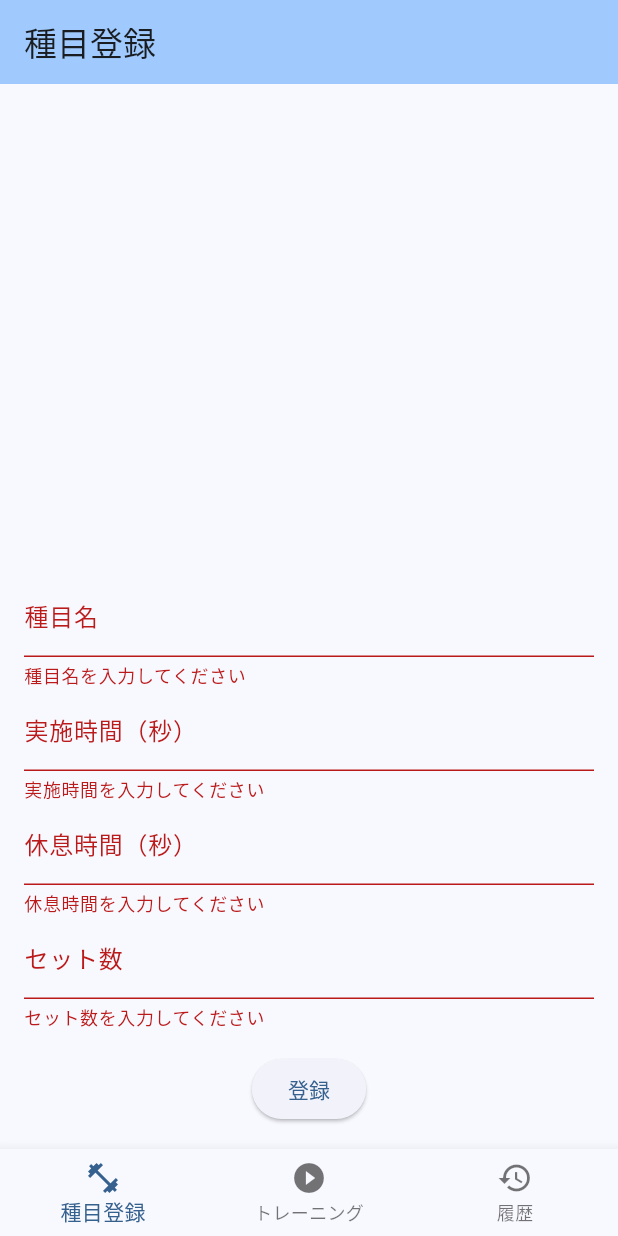
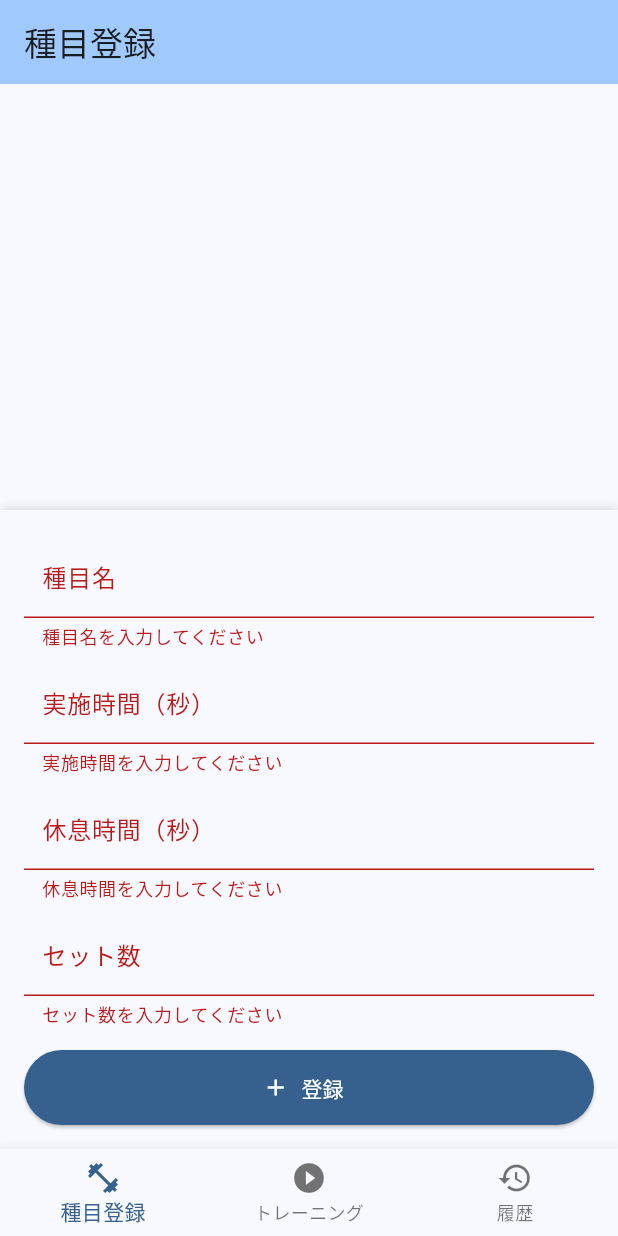
Before and after one commit to kagami0201/interval_app, a Flutter app: the screen it shows after launch, after a tap on "登録", on a phone screen of 412 x 824 dp. Run offline on Flutter 3.47's test engine with Material 3 defaults, Android fonts, the phone set to English and light mode, and no system bars; our stand-ins replace audioplayers, awesome_notifications, shared_preferences, sqflite, vibration; accounts and stored records are empty.

Commit message:
UI微修正＋バリデーションチェック追加

```diff
--- a/interval_app/lib/screens/exercise_registration_screen.dart
+++ b/interval_app/lib/screens/exercise_registration_screen.dart
@@ -163,26 +163,54 @@ class _ExerciseRegistrationScreenState extends State<ExerciseRegistrationScreen>
               },
             ),
           ),
-          Padding(
+          Container(
             padding: const EdgeInsets.all(16.0),
+            decoration: BoxDecoration(
+              color: Theme.of(context).colorScheme.surface,
+              boxShadow: [
+                BoxShadow(
+                  color: Colors.black.withOpacity(0.1),
+                  blurRadius: 4,
+                  offset: const Offset(0, -2),
+                ),
+              ],
+            ),
             child: Form(
               key: _formKey,
+              child: SingleChildScrollView(
                 child: Column(
+                  mainAxisSize: MainAxisSize.min,
                   children: [
                     TextFormField(
                       controller: _nameController,
-                    decoration: const InputDecoration(labelText: '種目名'),
+                      decoration: const InputDecoration(
+                        labelText: '種目名',
+                        contentPadding: EdgeInsets.symmetric(horizontal: 12, vertical: 8),
+                        counterText: '',
+                      ),
+                      maxLength: 50,
                       validator: (value) {
                         if (value == null || value.isEmpty) {
                           return '種目名を入力してください';
                         }
+                        if (value.length > 50) {
+                          return '種目名は50文字以内で入力してください';
+                        }
                         return null;
                       },
                     ),
+                    const SizedBox(height: 8),
                     TextFormField(
                       controller: _workTimeController,
-                    decoration: const InputDecoration(labelText: '実施時間（秒）'),
+                      decoration: const InputDecoration(
+                        labelText: '実施時間（秒）',
+                        contentPadding: EdgeInsets.symmetric(horizontal: 12, vertical: 8),
+                      ),
                       keyboardType: TextInputType.number,
+                      inputFormatters: [
+                        FilteringTextInputFormatter.digitsOnly,
+                        LengthLimitingTextInputFormatter(3),
+                      ],
                       validator: (value) {
                         if (value == null || value.isEmpty) {
                           return '実施時間を入力してください';
@@ -190,13 +218,28 @@ class _ExerciseRegistrationScreenState extends State<ExerciseRegistrationScreen>
                         if (int.tryParse(value) == null) {
                           return '数値を入力してください';
                         }
+                        final time = int.parse(value);
+                        if (time <= 0) {
+                          return '1秒以上を入力してください';
+                        }
+                        if (time > 999) {
+                          return '999秒以内で入力してください';
+                        }
                         return null;
                       },
                     ),
+                    const SizedBox(height: 8),
                     TextFormField(
                       controller: _restTimeController,
-                    decoration: const InputDecoration(labelText: '休息時間（秒）'),
+                      decoration: const InputDecoration(
+                        labelText: '休息時間（秒）',
+                        contentPadding: EdgeInsets.symmetric(horizontal: 12, vertical: 8),
+                      ),
                       keyboardType: TextInputType.number,
+                      inputFormatters: [
+                        FilteringTextInputFormatter.digitsOnly,
+                        LengthLimitingTextInputFormatter(3),
+                      ],
                       validator: (value) {
                         if (value == null || value.isEmpty) {
                           return '休息時間を入力してください';
@@ -204,13 +247,28 @@ class _ExerciseRegistrationScreenState extends State<ExerciseRegistrationScreen>
                         if (int.tryParse(value) == null) {
                           return '数値を入力してください';
                         }
+                        final time = int.parse(value);
+                        if (time <= 0) {
+                          return '1秒以上を入力してください';
+                        }
+                        if (time > 999) {
+                          return '999秒以内で入力してください';
+                        }
                         return null;
                       },
                     ),
+                    const SizedBox(height: 8),
                     TextFormField(
                       controller: _setsController,
-                    decoration: const InputDecoration(labelText: 'セット数'),
+                      decoration: const InputDecoration(
+                        labelText: 'セット数',
+                        contentPadding: EdgeInsets.symmetric(horizontal: 12, vertical: 8),
+                      ),
                       keyboardType: TextInputType.number,
+                      inputFormatters: [
+                        FilteringTextInputFormatter.digitsOnly,
+                        LengthLimitingTextInputFormatter(3),
+                      ],
                       validator: (value) {
                         if (value == null || value.isEmpty) {
                           return 'セット数を入力してください';
@@ -218,15 +276,29 @@ class _ExerciseRegistrationScreenState extends State<ExerciseRegistrationScreen>
                         if (int.tryParse(value) == null) {
                           return '数値を入力してください';
                         }
+                        final sets = int.parse(value);
+                        if (sets <= 0) {
+                          return '1セット以上を入力してください';
+                        }
+                        if (sets > 999) {
+                          return '999セット以内で入力してください';
+                        }
                         return null;
                       },
                     ),
                     const SizedBox(height: 16),
-                  ElevatedButton(
+                    ElevatedButton.icon(
                       onPressed: _submitForm,
-                    child: Text(_editingExercise != null ? '更新' : '登録'),
+                      icon: Icon(_editingExercise != null ? Icons.save : Icons.add),
+                      label: Text(_editingExercise != null ? '更新' : '登録'),
+                      style: ElevatedButton.styleFrom(
+                        minimumSize: const Size.fromHeight(50),
+                        backgroundColor: Theme.of(context).colorScheme.primary,
+                        foregroundColor: Theme.of(context).colorScheme.onPrimary,
+                      ),
                     ),
                   ],
+                ),
               ),
             ),
           ),
```
Also changed, not shown: interval_app/lib/screens/interval_setting_screen.dart (+68 -28 lines). Lines whose indentation alone changed are shown as unchanged.
